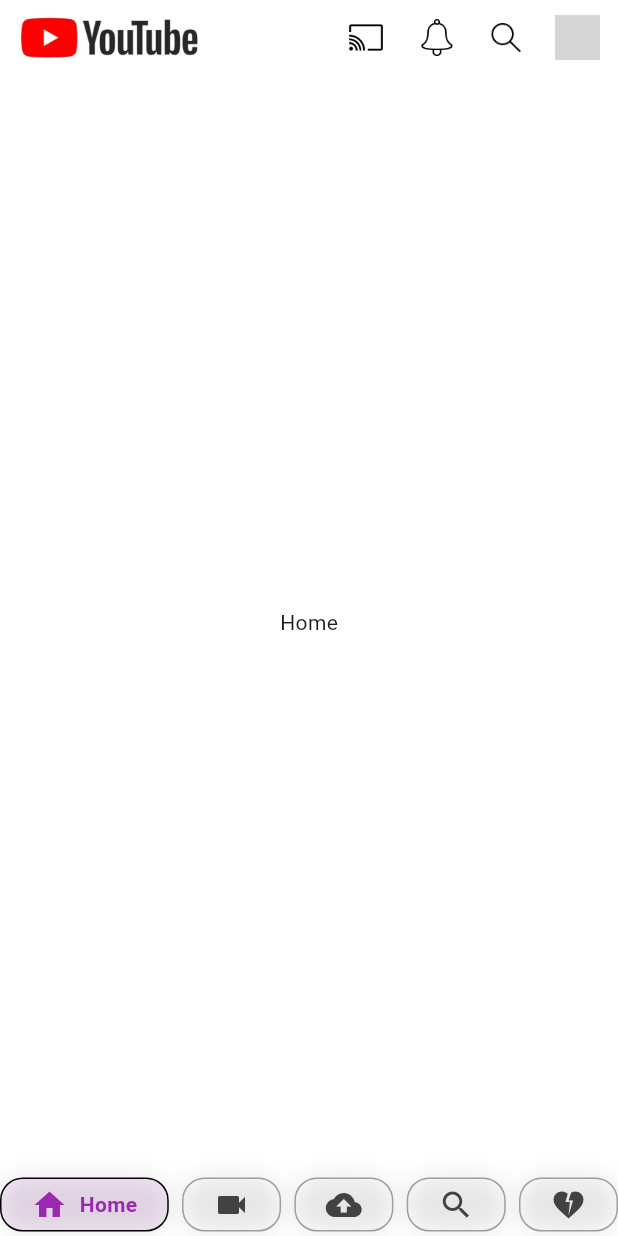
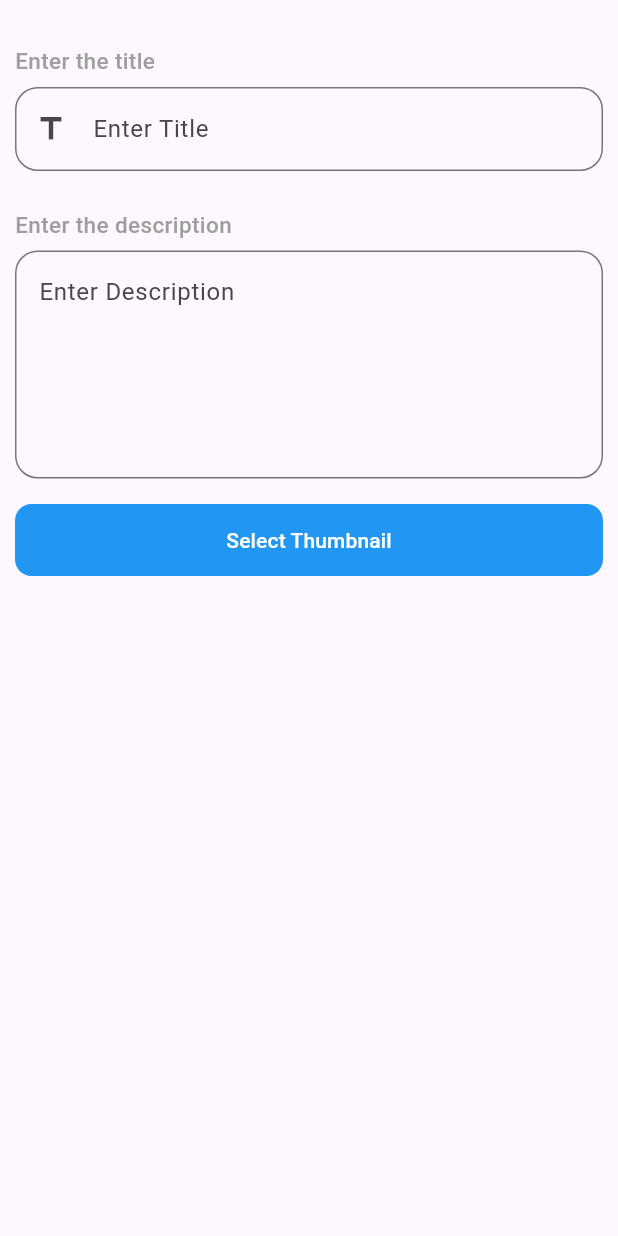
Before and after one commit to ShantanuKH/FlutterTube, a Flutter app: the screen it shows once a user with an empty profile is signed in, on a phone screen of 412 x 824 dp. Run offline on Flutter 3.47's test engine with Material 3 defaults, Android fonts, the phone set to English and light mode, and no system bars; drawn by our look-alikes of google_nav_bar; our stand-ins replace cached_network_image, cloud_firestore, firebase_auth, firebase_core, firebase_storage, flutter_riverpod and 2 more; missing offline and left inert: video_editor; accounts and stored records are empty; grey boxes are pictures that could not be loaded.

Commit message:
Thumbnail pick from gallery & display on the page

```diff
--- a/lib/cores/methods.dart
+++ b/lib/cores/methods.dart
@@ -1,6 +1,7 @@
-// ignore_for_file: unnecessary_null_comparison, use_build_context_synchronously
-
+import 'dart:io';
+import 'package:firebase_storage/firebase_storage.dart';
 import 'package:flutter/material.dart';
+import 'package:image_picker/image_picker.dart';
 
 void showErrorSnackBar(String message, context) =>
     ScaffoldMessenger.of(context).showSnackBar(
@@ -9,3 +10,30 @@ void showErrorSnackBar(String message, context) =>
         duration: const Duration(seconds: 1),
       ),
     );
+
+// To pick the file from our Mobile Gallery
+pickVideo() async {
+  XFile? file = await ImagePicker().pickVideo(source: ImageSource.gallery);
+
+  File video = File(file!.path);
+  if (video != null) {
+    return video;
+  }
+}
+
+Future<File?>pickImage() async {
+  XFile? file = await ImagePicker().pickImage(source: ImageSource.gallery);
+
+  File image = File(file!.path);
+  return image;
+
+}
+
+// To put the file in the Storage
+putFileInStorage(file, number, fileType) async {
+  final ref = FirebaseStorage.instance.ref().child("$fileType/$number");
+  final upload = ref.putFile(file);
+  final snapshot = await upload;
+  String downloadUrl = await snapshot.ref.getDownloadURL();
+  return downloadUrl;
+}
--- /dev/null
+++ b/lib/features/upload/long_video/video_details_page.dart
@@ -0,0 +1,117 @@
+import 'dart:io';
+
+import 'package:flutter/material.dart';
+import 'package:youtube_clone/cores/methods.dart';
+
+class VideoDetailsPage extends StatefulWidget {
+  const VideoDetailsPage({super.key});
+
+  @override
+  State<VideoDetailsPage> createState() => _VideoDetailsPageState();
+}
+
+class _VideoDetailsPageState extends State<VideoDetailsPage> {
+  final titleController = TextEditingController();
+  final desciptionController = TextEditingController();
+  File? image;
+  bool isThumbnailSelected = false;
+
+
+  @override
+  Widget build(BuildContext context) {
+    return Scaffold(
+      body: SafeArea(
+        child: Padding(
+          padding: EdgeInsets.symmetric(horizontal: 10, vertical: 30),
+          child: Column(
+            crossAxisAlignment: CrossAxisAlignment.stretch,
+            children: [
+              const Text(
+                "Enter the title ",
+                style: TextStyle(
+                    fontSize: 15,
+                    fontWeight: FontWeight.w500,
+                    color: Colors.grey),
+              ),
+              const SizedBox(
+                height: 7,
+              ),
+              TextField(
+                controller: titleController,
+                decoration: const InputDecoration(
+                    hintText: "Enter Title",
+                    prefixIcon: Icon(Icons.title),
+                    border: OutlineInputBorder(
+                        borderRadius: BorderRadius.all(Radius.circular(15)),
+                        borderSide: BorderSide(color: Colors.blue))),
+              ),
+              const SizedBox(
+                height: 25,
+              ),
+              const Text(
+                "Enter the description ",
+                style: TextStyle(
+                    fontSize: 15,
+                    fontWeight: FontWeight.w500,
+                    color: Colors.grey),
+              ),
+              const SizedBox(
+                height: 7,
+              ),
+              TextField(
+                controller: desciptionController,
+                maxLines: 5,
+                decoration: const InputDecoration(
+                    hintText: "Enter Description",
+                    border: OutlineInputBorder(
+                        borderRadius: BorderRadius.all(Radius.circular(15)),
+                        borderSide: BorderSide(color: Colors.blue))),
+              ),
+
+              // Select Thumbnail
+
+              Container(
+                margin: EdgeInsets.only(top: 17),
+                decoration: BoxDecoration(
+                    color: Colors.blue,
+                    borderRadius: BorderRadius.circular(11)),
+                child: TextButton(
+                  onPressed: ()async {
+                    image = await pickImage();
+                    isThumbnailSelected = true;
+                    setState(() {
+
+                    });
+                  },
+                  child: Text(
+                    "Select Thumbnail",
+                    style: TextStyle(color: Colors.white),
+                  ),
+                ),
+              ),
+              SizedBox(height: 12,),
+
+              // Display the thumbnail we picked from the gallery on to the screen
+              isThumbnailSelected ? Image.file(image!, cacheHeight: 160,cacheWidth: 400,):const SizedBox(),
+              SizedBox(height: 10,),
+                isThumbnailSelected ? Container(
+                      margin: EdgeInsets.only(top: 17),
+                      decoration: BoxDecoration(
+                          color: Colors.green,
+                          borderRadius: BorderRadius.circular(11)),
+                      child: TextButton(
+                        onPressed: () {},
+                        child: Text(
+                          "PUBLISH",
+                          style: TextStyle(color: Colors.white),
+                        ),
+                      ),
+                    )
+                  : const SizedBox(),
+            ],
+          ),
+        ),
+      ),
+    );
+  }
+}
--- a/lib/features/upload/upload_bottom_sheet.dart
+++ b/lib/features/upload/upload_bottom_sheet.dart
@@ -1,6 +1,7 @@
 // ignore_for_file: use_build_context_synchronously
 
 import 'package:flutter/material.dart';
+import 'package:youtube_clone/cores/methods.dart';
 import 'package:youtube_clone/cores/widgets/image_item.dart';
 
 class CreateBottomSheet extends StatelessWidget {
@@ -42,7 +43,9 @@ class CreateBottomSheet extends StatelessWidget {
                 height: 38,
                 child: ImageItem(
                   itemText: "Upload a Video",
-                  itemClicked: () {},
+                  itemClicked: () {
+                    pickVideo();
+                  },
                   imageName: "upload.png",
                   haveColor: true,
                 ),
--- a/lib/main.dart
+++ b/lib/main.dart
@@ -9,6 +9,7 @@ import 'package:youtube_clone/features/auth/pages/channel_settings.dart';
 import 'package:youtube_clone/features/auth/pages/login_page.dart';
 import 'package:youtube_clone/features/auth/channel/my_channel/pages/my_channel_screen.dart';
 import 'package:youtube_clone/features/auth/pages/username_page.dart';
+import 'package:youtube_clone/features/upload/long_video/video_details_page.dart';
 import 'package:youtube_clone/firebase_options.dart';
 import 'package:youtube_clone/home_page.dart';
 
@@ -58,7 +59,7 @@ class MyApp extends ConsumerWidget {
                 } else if (snapshot.connectionState == ConnectionState.waiting) {
                   return const Loader();
                 }
-                return  HomePage();
+                return  VideoDetailsPage();
               },
             );
           }),
```
Also changed, not shown: lib/features/upload/long_video/videoModel.dart (added).
